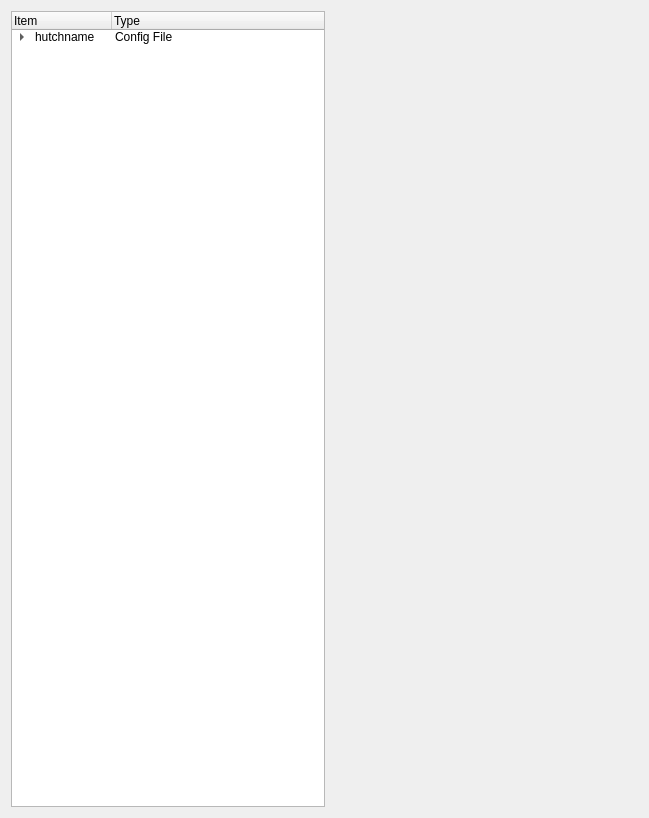
This is atef/ui/config_tree.ui in pcdshub/atef as Qt 5 draws it before an edit. The edited form follows.
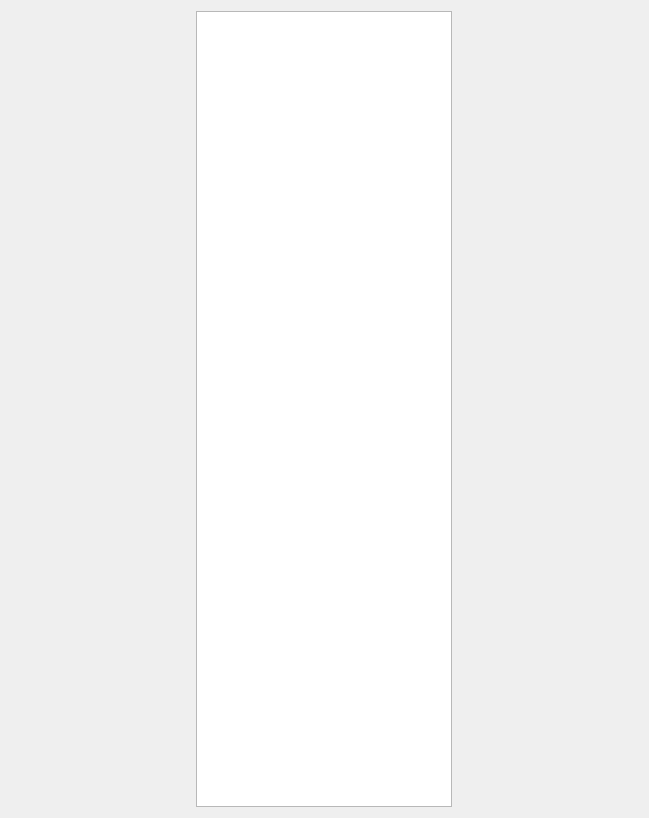
This is the edited form.

Commit message: ENH: add infrastructure to bring tree widget to life

Patch:
```diff
--- a/atef/ui/config_tree.ui
+++ b/atef/ui/config_tree.ui
@@ -15,54 +15,21 @@
   </property>
   <layout class="QHBoxLayout" name="horizontalLayout_3">
    <item>
-    <widget class="QTreeWidget" name="treeWidget">
+    <widget class="QTreeWidget" name="tree_widget">
+     <property name="sizePolicy">
+      <sizepolicy hsizetype="Maximum" vsizetype="Expanding">
+       <horstretch>0</horstretch>
+       <verstretch>0</verstretch>
+      </sizepolicy>
+     </property>
      <property name="editTriggers">
       <set>QAbstractItemView::NoEditTriggers</set>
      </property>
      <property name="columnCount">
-      <number>2</number>
+      <number>0</number>
      </property>
-     <column>
-      <property name="text">
-       <string>Item</string>
-      </property>
-     </column>
-     <column>
-      <property name="text">
-       <string>Type</string>
-      </property>
-     </column>
-     <item>
-      <property name="text">
-       <string>hutchname</string>
-      </property>
-      <property name="text">
-       <string>Config File</string>
-      </property>
-      <item>
-       <property name="text">
-        <string>settings</string>
-       </property>
-       <property name="text">
-        <string>Config Settings</string>
-       </property>
-      </item>
-     </item>
     </widget>
    </item>
-   <item>
-    <spacer name="horizontalSpacer">
-     <property name="orientation">
-      <enum>Qt::Horizontal</enum>
-     </property>
-     <property name="sizeHint" stdset="0">
-      <size>
-       <width>40</width>
-       <height>20</height>
-      </size>
-     </property>
-    </spacer>
-   </item>
   </layout>
  </widget>
  <resources/>
```
The commit also changes 3 other files.
